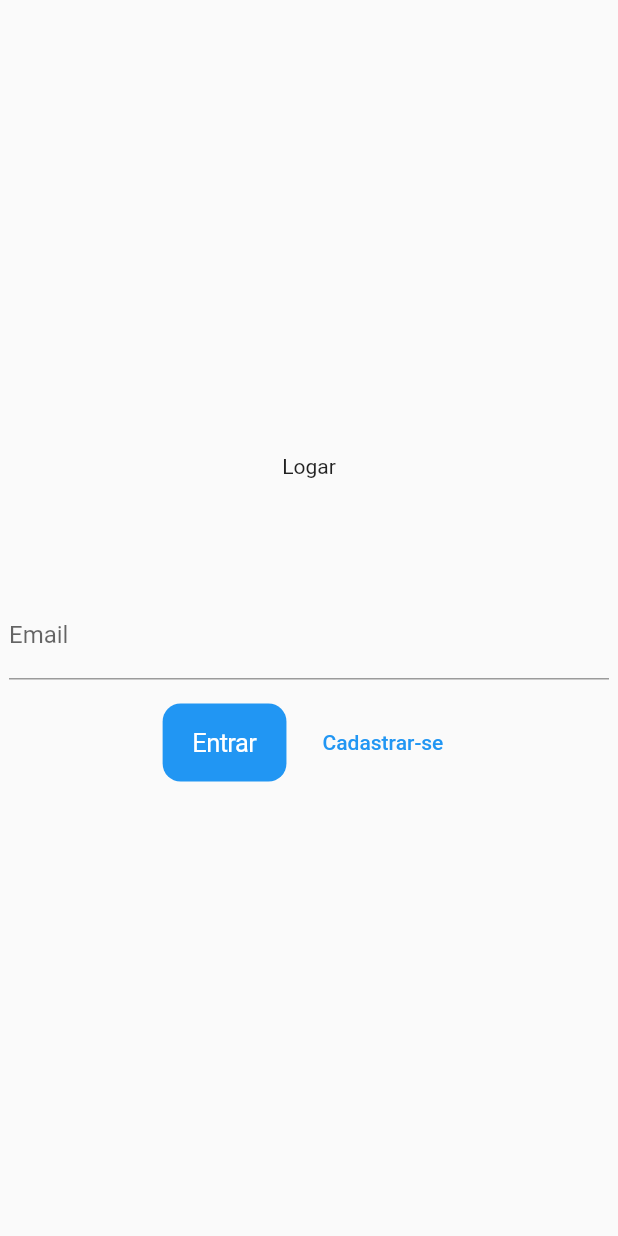
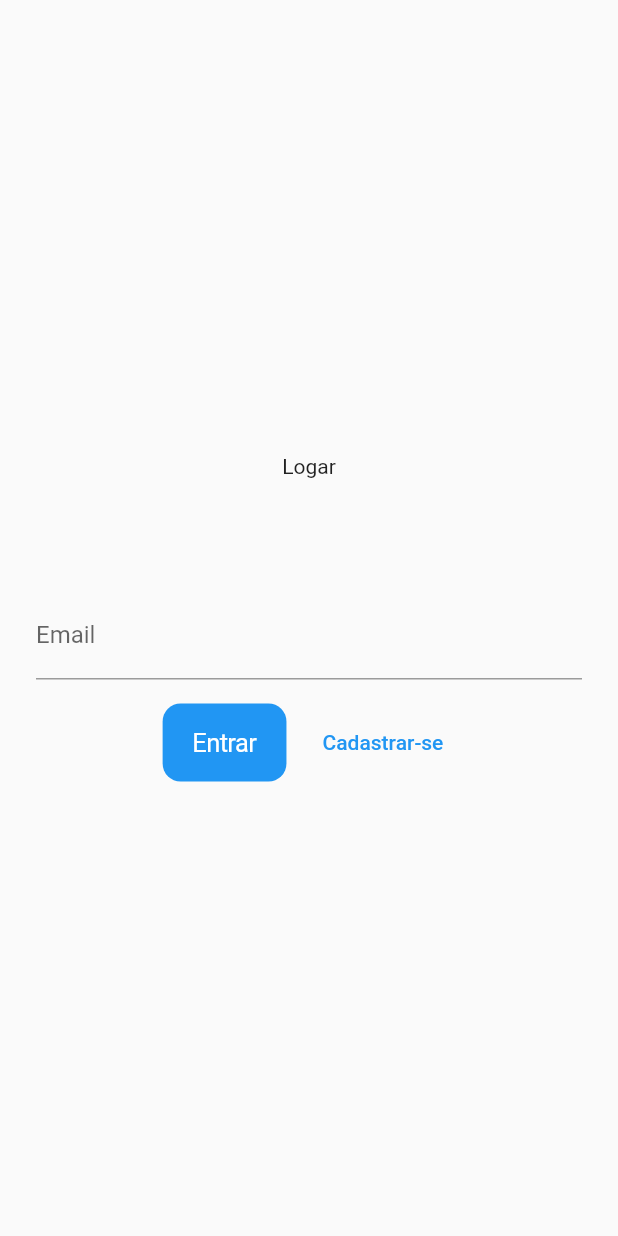
Before and after one commit to hbedford/war-game, a Flutter app: the screen it shows after launch, on a phone screen of 412 x 824 dp. Run offline on Flutter 3.47's test engine with Material 2 defaults, Android fonts, the phone set to English and light mode, and no system bars; our stand-ins replace graphql; missing offline and left inert: hasura_connect; accounts and stored records are empty.

Commit message:
add corrections of layout design

```diff
--- a/lib/src/views/lobby/lobby_view.dart
+++ b/lib/src/views/lobby/lobby_view.dart
@@ -39,7 +39,7 @@ class LobbyView extends StatelessWidget {
                             width: 25,
                           ),
                           Container(
-                            width: 400,
+                            width: MediaQuery.of(context).size.width * 0.1,
                             height: MediaQuery.of(context).size.height * 0.4,
                             child: ListView.builder(
                               itemCount: provider.users.length,
@@ -74,7 +74,7 @@ class LobbyView extends StatelessWidget {
                             width: 25,
                           ),
                           Container(
-                            width: 400,
+                            width: MediaQuery.of(context).size.width * 0.4,
                             height: MediaQuery.of(context).size.height * 0.4,
                             child: provider.servers.isEmpty
                                 ? Center(
--- a/lib/src/views/login/login_view.dart
+++ b/lib/src/views/login/login_view.dart
@@ -16,7 +16,9 @@ class _LoginViewState extends State<LoginView> {
   Widget build(BuildContext context) {
     return Scaffold(
       body: Consumer<LoginViewModel>(
-        builder: (_, provider, child) => Column(
+        builder: (_, provider, child) => Padding(
+          padding: const EdgeInsets.all(24.0),
+          child: Column(
             mainAxisAlignment: MainAxisAlignment.center,
             children: [
               Text(provider.isRegistering ? 'Registrar Email' : 'Logar'),
@@ -72,6 +74,7 @@ class _LoginViewState extends State<LoginView> {
             ],
           ),
         ),
+      ),
     );
   }
 }
```
Lines whose indentation alone changed are shown as unchanged.
